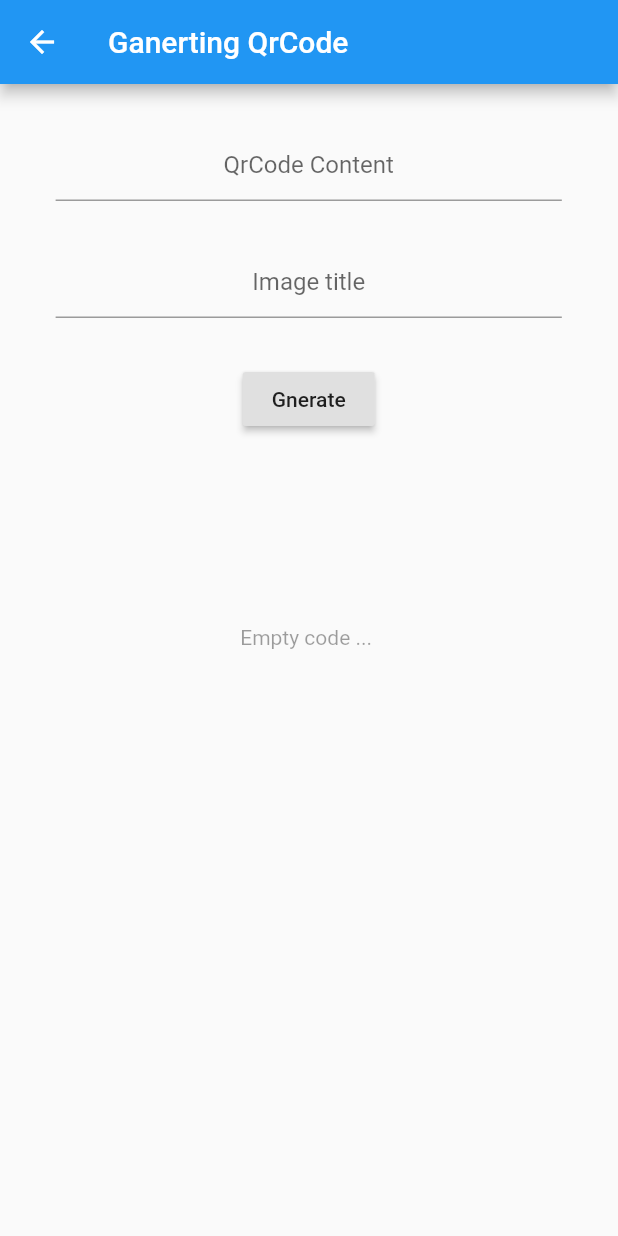
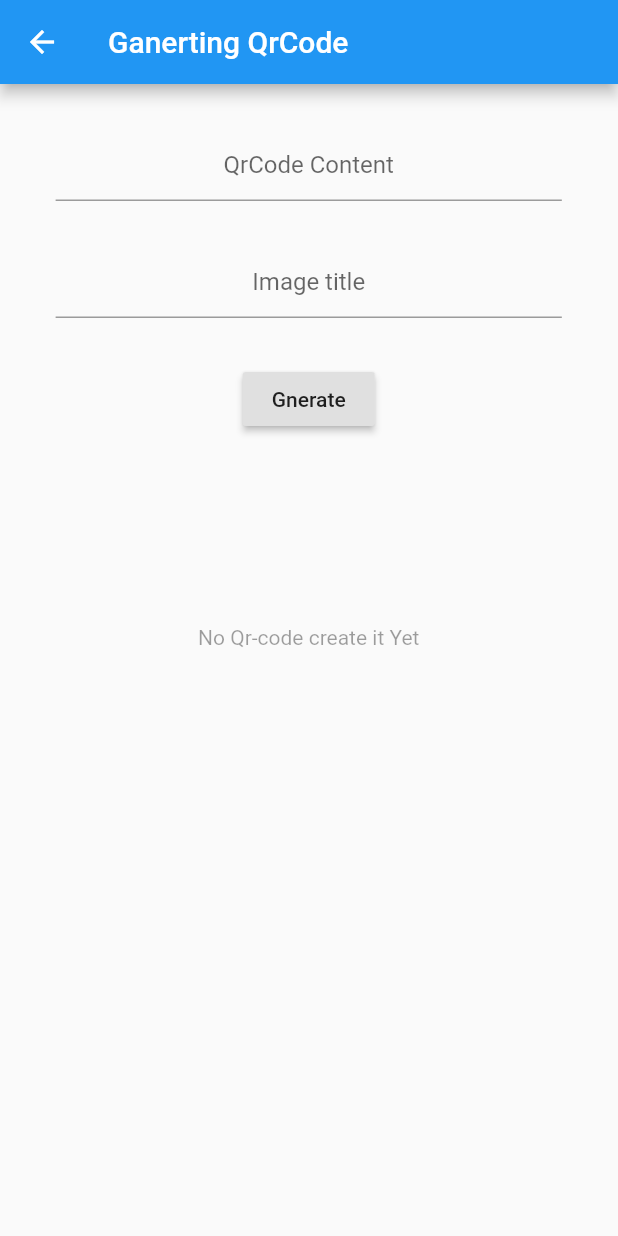
Before and after one commit to tahaTWM/VerySimpleQrCodeReaderAndGenerator, a Flutter app: the Ganerate screen opened directly, on a phone screen of 412 x 824 dp. Run offline on Flutter 3.47's test engine with Material 2 defaults, Android fonts, the phone set to English and light mode, and no system bars; our stand-ins replace flutter_linkify, image_gallery_saver, permission_handler; missing offline and left inert: qrscan.

Commit message:
21-Aug-22, 21:00:03.31

```diff
--- a/lib/ganerate.dart
+++ b/lib/ganerate.dart
@@ -88,7 +88,7 @@ class _GanerateState extends State<Ganerate> {
       height: 190,
       child: bytes.isEmpty
           ? Center(
-              child: Text('Empty code ... ',
+              child: Text('No Qr-code create it Yet',
                   style: TextStyle(color: Colors.black38)),
             )
           : Image.memory(bytes),
```
Also changed, not shown: pubspec.yaml (+7 -6 lines), pubspec.lock, 10 other files.
